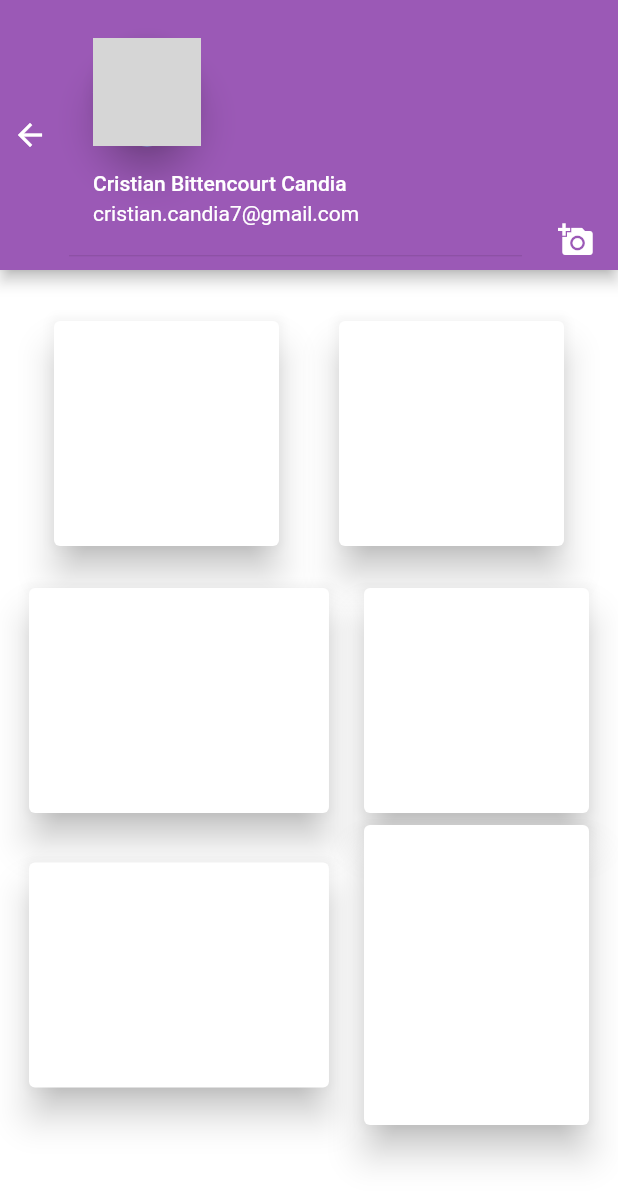
After one commit to CristianBCandia/app-indicar, a Flutter app: the MainUserAccount screen opened directly, on a phone screen of 412 x 824 dp. The commit adds this screen. Shown: the top 1204 px of the screen. Run offline on Flutter 3.47's test engine with Material 2 defaults, Android fonts, the light colour scheme and no system bars; our stand-ins replace carousel_pro; network calls fail; statements that could not run were skipped; grey boxes are pictures that could not be loaded.

Commit message:
Criação da view conta usuario

```diff
--- a/app_indicar/lib/app/my_app.dart
+++ b/app_indicar/lib/app/my_app.dart
@@ -1,6 +1,7 @@
 import 'package:app_indicar/components/client_schedule/client_schedule.dart';
 import 'package:app_indicar/components/home/base_home.dart';
 import 'package:app_indicar/components/login/login.dart';
+import 'package:app_indicar/components/user_account/main.dart';
 import 'package:app_indicar/components/user_schedule/user_schedule.dart';
 import 'package:flutter/material.dart';
 
@@ -13,6 +14,7 @@ class MyApp extends StatelessWidget {
         '/home' : (BuildContext context) => new Home(),
         '/client_register': (BuildContext context) => new ClientRegister(),
         '/user_register': (BuildContext context) => new UserRegister(),
+        '/user_account': (BuildContext context) => new MainUserAccount(),
         '/login': (BuildContext context) => new Login(),
       },
       home: Container(
--- a/app_indicar/lib/components/home/base_home.dart
+++ b/app_indicar/lib/components/home/base_home.dart
@@ -51,11 +51,14 @@ class Home extends StatelessWidget {
 
             ),
             CustomListTile(Icons.person, 'Meu Perfil', (){
+              Navigator.pushNamed(context, '/user_account');
             }),
             CustomListTile(Icons.person_add, 'Nova Indicação', (){
               Navigator.pushNamed(context, '/client_register');
             }),
-            CustomListTile(Icons.qr_code, 'Meu QrCode', (){}),
+            CustomListTile(Icons.person_add_alt_1, 'Minhas Indicações', (){
+
+            }),
             CustomListTile(Icons.phone, 'Atendimento', (){}),
             CustomListTile(Icons.dangerous, 'Cancelar Assinatura', (){}),
             CustomListTile(Icons.settings, 'Configurar', (){}),
--- /dev/null
+++ b/app_indicar/lib/components/user_account/header.dart
@@ -0,0 +1,20 @@
+import 'package:flutter/material.dart';
+
+class HeaderUserAccount extends StatelessWidget {
+
+  final Color roxo = Color(0xFF9b59b6);
+  final Color preto = Color(0xFF34495e);
+  final Color azul = Color(0xFF3498db);
+  final Color verde = Color(0xFF2ecc71);
+  final Color verdeClaro = Color(0xFF1abc9c);
+
+  @override
+  Widget build(BuildContext context) {
+    return Scaffold(
+      body: Container(
+        height: 200,
+        color: azul,
+      ),
+    );
+  }
+}
--- /dev/null
+++ b/app_indicar/lib/components/user_account/user_account_main.dart
@@ -0,0 +1,162 @@
+import 'package:flutter/material.dart';
+
+class MainUserAccount extends StatelessWidget {
+  final Color roxo = Color(0xFF9b59b6);
+  final Color preto = Color(0xFF34495e);
+  final Color azul = Color(0xFF3498db);
+  final Color verde = Color(0xFF2ecc71);
+  final Color verdeClaro = Color(0xFF1abc9c);
+
+  @override
+  Widget build(BuildContext context) {
+    return Scaffold(
+      backgroundColor: Colors.white,
+      appBar: AppBar(
+        leadingWidth: 30,
+        backgroundColor: roxo,
+        actions: [
+          IconButton(
+              icon: Icon(Icons.add_a_photo),
+              color: Colors.white,
+              alignment: AlignmentDirectional.bottomStart,
+              onPressed: () {})
+        ],
+        title: Column(
+          children: <Widget>[
+            UserAccountsDrawerHeader(
+              decoration: BoxDecoration(
+                color: Colors.transparent,
+              ),
+              margin: new EdgeInsets.symmetric(horizontal: 0.0),
+              accountName: Text('Cristian Bittencourt Candia',
+                  style: TextStyle(color: Colors.white)),
+              accountEmail: Text('cristian.candia7@gmail.com',
+                  style: TextStyle(color: Colors.white)),
+              currentAccountPicture: Material(
+                elevation: 10,
+                borderRadius: BorderRadius.circular(50),
+                child: CircleAvatar(
+                  radius: 30,
+                  backgroundImage: NetworkImage(
+                      'https://www.pngkey.com/png/detail/114-1149878_setting-user-avatar-in-specific-size-without-breaking.png'),
+                ),
+              ),
+            ),
+          ],
+        ),
+        toolbarHeight: 180,
+      ),
+      body: Container(
+        margin: EdgeInsets.fromLTRB(0, 30, 0, 0),
+        height: 700,
+        color: Colors.white,
+        child: Container(
+          child: Column(
+            children: <Widget>[
+              Row(
+                mainAxisAlignment: MainAxisAlignment.spaceEvenly,
+                children: [
+                  Card(
+                    elevation: 10,
+                    child: InkWell(
+                      splashColor: Colors.blue.withAlpha(30),
+                      onTap: () {
+                        print('Card tapped.');
+                      },
+                      child: const SizedBox(
+                        width: 150,
+                        height: 150,
+                        child: Text(''),
+                      ),
+                    ),
+                  ),
+                  Card(
+                    elevation: 10,
+                    child: InkWell(
+                      splashColor: Colors.blue.withAlpha(30),
+                      onTap: () {
+                        print('Card tapped.');
+                      },
+                      child: const SizedBox(
+                        width: 150,
+                        height: 150,
+                        child: Text(''),
+                      ),
+                    ),
+                  ),
+                ],
+              ),
+              Padding(padding: EdgeInsets.all(10.0),),
+              Row(
+                mainAxisAlignment: MainAxisAlignment.spaceEvenly,
+                children: [
+                  Card(
+                    elevation: 10,
+                    child: InkWell(
+                      splashColor: Colors.blue.withAlpha(30),
+                      onTap: () {
+                        print('Card tapped.');
+                      },
+                      child: const SizedBox(
+                        width: 200,
+                        height: 150,
+                        child: Text(''),
+                      ),
+                    ),
+                  ),
+                  Card(
+                    elevation: 10,
+                    child: InkWell(
+                      splashColor: Colors.blue.withAlpha(30),
+                      onTap: () {
+                        print('Card tapped.');
+                      },
+                      child: const SizedBox(
+                        width: 150,
+                        height: 150,
+                        child: Text(''),
+                      ),
+                    ),
+                  ),
+                ],
+              ),
+              Row(
+                mainAxisAlignment: MainAxisAlignment.spaceEvenly,
+                children: [
+                  Card(
+                    elevation: 10,
+                    child: InkWell(
+                      splashColor: Colors.blue.withAlpha(30),
+                      onTap: () {
+                        print('Card tapped.');
+                      },
+                      child: const SizedBox(
+                        width: 200,
+                        height: 150,
+                        child: Text(''),
+                      ),
+                    ),
+                  ),
+                  Card(
+                    elevation: 10,
+                    child: InkWell(
+                      splashColor: Colors.blue.withAlpha(30),
+                      onTap: () {
+                        print('Card tapped.');
+                      },
+                      child: const SizedBox(
+                        width: 150,
+                        height: 200,
+                        child: Text(''),
+                      ),
+                    ),
+                  ),
+                ],
+              ),
+            ],
+          ),
+        ),
+      ),
+    );
+  }
+}
--- a/app_indicar/pubspec.yaml
+++ b/app_indicar/pubspec.yaml
@@ -57,6 +57,7 @@ flutter:
     - images/client.jpeg
     - images/buy.jpg
     - images/money.jpg
+    - images/perfil.jpg
     - images/indicar Logotipo.png
 
 
```
Also changed, not shown: app_indicar/images/perfil.jpg (added).
